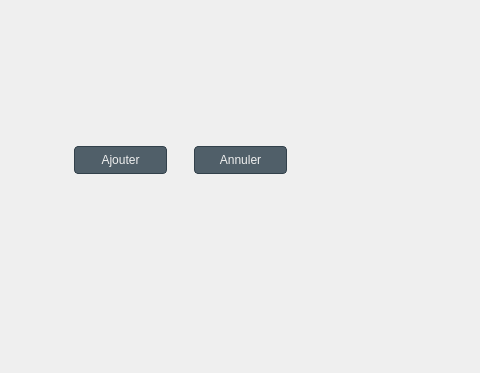
First picture: the form in voiture.ui, repository melek007/smart_wedding_2a09, before the edit; both pictures show x 506 to 986 and y 290 to 663 of the 1218 by 663 pixel window.
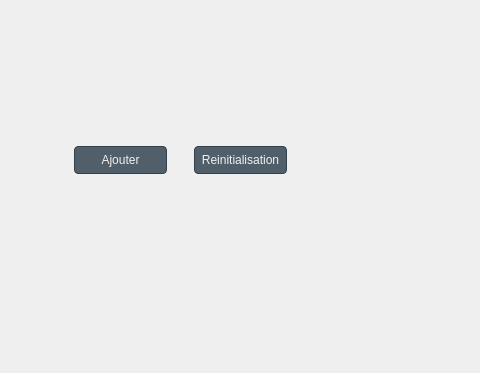
Second picture: the form after the edit. The open tabs and pages were chosen to show the change.

Diff of the .ui file:
```diff
--- a/voiture.ui
+++ b/voiture.ui
@@ -265,7 +265,7 @@
 </string>
      </property>
      <property name="text">
-      <string>Annuler</string>
+      <string>Reinitialisation</string>
      </property>
     </widget>
    </widget>
```
Left out of the diff: 18 changed lines with no effect on the pictures.
